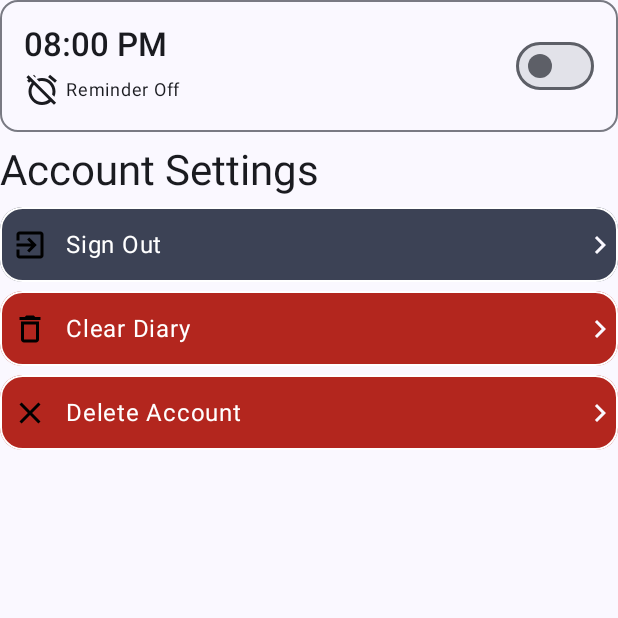
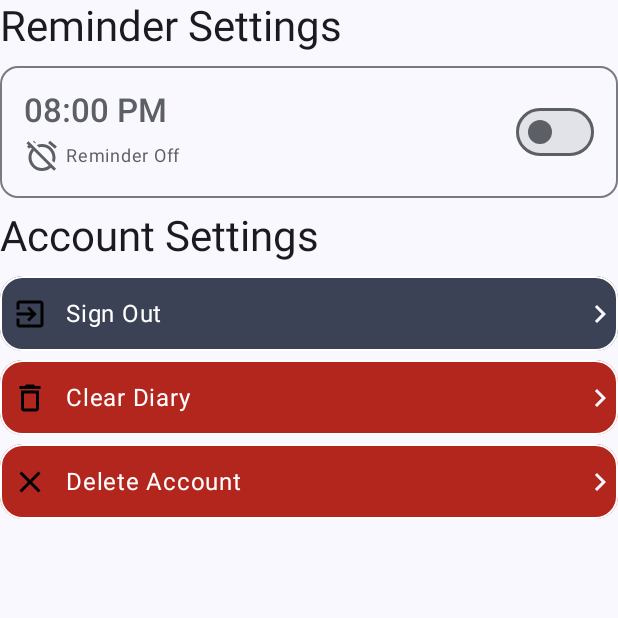
Before and after one commit to Pablit0x/Dimensional-Feels, an Android app built with Jetpack Compose: the composable SettingsContent shown on its own in the app's theme, on a phone screen of 412 x 824 dp, the top half of it. Run offline under Robolectric (Android 15) with nearby library versions, the phone set to English and light mode, and no system bars.

Commit message:
Reminder Card - disable/enable color distinction

```diff
--- a/app/src/main/java/com/ps/dimensional_feels/presentation/components/DailyReminderAlarmCard.kt
+++ b/app/src/main/java/com/ps/dimensional_feels/presentation/components/DailyReminderAlarmCard.kt
@@ -21,6 +21,7 @@ import androidx.compose.material3.Text
 import androidx.compose.runtime.Composable
 import androidx.compose.ui.Alignment
 import androidx.compose.ui.Modifier
+import androidx.compose.ui.graphics.Color
 import androidx.compose.ui.res.stringResource
 import androidx.compose.ui.text.font.FontWeight
 import androidx.compose.ui.text.style.TextOverflow
@@ -38,6 +39,8 @@ fun DailyReminderAlarmCard(
 ) {
 
 
+    val color = if(isDailyReminderEnabled) MaterialTheme.colorScheme.onBackground else MaterialTheme.colorScheme.outline
+
     OutlinedCard(modifier = modifier, onClick = onClick) {
         Row(
             modifier = Modifier
@@ -52,11 +55,13 @@ fun DailyReminderAlarmCard(
                     maxLines = 1,
                     overflow = TextOverflow.Ellipsis,
                     style = MaterialTheme.typography.titleLarge,
-                    fontWeight = FontWeight.Medium
+                    fontWeight = FontWeight.Medium,
+                    color = color
                 )
                 Spacer(modifier = Modifier.height(4.dp))
                 ShortReminderDescriptionWithIconRow(
-                    isReminderEnabled = isDailyReminderEnabled
+                    isReminderEnabled = isDailyReminderEnabled,
+                    color = color
                 )
             }
             Switch(checked = isDailyReminderEnabled, onCheckedChange = {
@@ -68,7 +73,7 @@ fun DailyReminderAlarmCard(
 
 @Composable
 private fun ShortReminderDescriptionWithIconRow(
-    isReminderEnabled: Boolean, modifier: Modifier = Modifier
+    isReminderEnabled: Boolean, color: Color, modifier: Modifier = Modifier
 ) {
     val icon = if (isReminderEnabled) Icons.Outlined.AlarmOn else Icons.Outlined.AlarmOff
     val description =
@@ -82,13 +87,15 @@ private fun ShortReminderDescriptionWithIconRow(
             modifier = Modifier.size(24.dp),
             imageVector = icon,
             contentDescription = null,
+            tint = color
         )
         Spacer(modifier = Modifier.width(4.dp))
         Text(
             text = description,
             maxLines = 1,
             style = MaterialTheme.typography.labelMedium,
-            fontWeight = FontWeight.Normal
+            fontWeight = FontWeight.Normal,
+            color = color
         )
     }
 }
--- a/app/src/main/java/com/ps/dimensional_feels/presentation/screens/settings/SettingsContent.kt
+++ b/app/src/main/java/com/ps/dimensional_feels/presentation/screens/settings/SettingsContent.kt
@@ -81,6 +81,13 @@ fun SettingsContent(
 
     Column(modifier = modifier) {
 
+        Text(
+            text = stringResource(id = R.string.reminder_settings),
+            style = MaterialTheme.typography.headlineMedium
+        )
+
+        Spacer(modifier = Modifier.height(8.dp))
+
         DailyReminderAlarmCard(alarmTime = formattedTime,
             onDailyReminderSwitchChange = {
                 isDailyReminderEnabled = it
@@ -97,7 +104,7 @@ fun SettingsContent(
         )
 
 
-        Spacer(modifier = Modifier.height(6.dp))
+        Spacer(modifier = Modifier.height(8.dp))
 
         SettingsCardItem(
             optionText = stringResource(id = R.string.google_sign_out),
--- a/app/src/main/res/values/strings.xml
+++ b/app/src/main/res/values/strings.xml
@@ -43,6 +43,7 @@
     <string name="reminder_on">Reminder On</string>
     <string name="reminder_off">Reminder Off</string>
     <string name="account_settings">Account Settings</string>
+    <string name="reminder_settings">Reminder Settings</string>
     <string name="all_diaries_deleted">Deleted all diaries</string>
     <string name="unknown_error">Ops, unknown error occurred</string>
 
```
